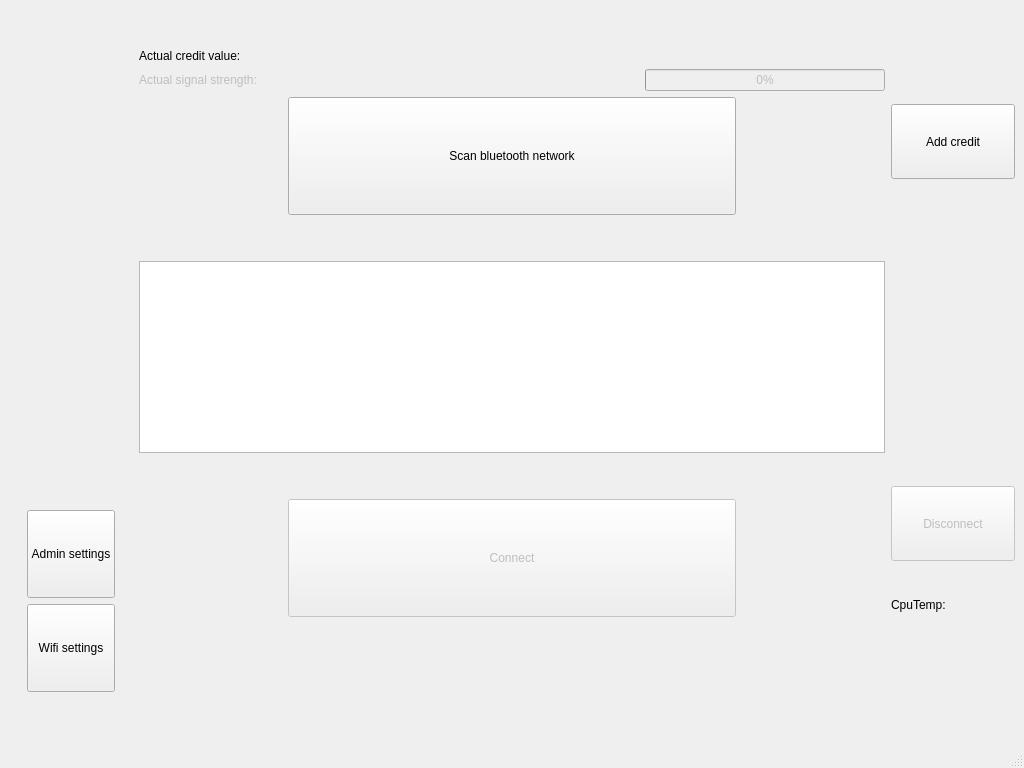
Qt form blue-app/ui/MainWindow.ui (matus-u/sz-bluetooth) before a commit.
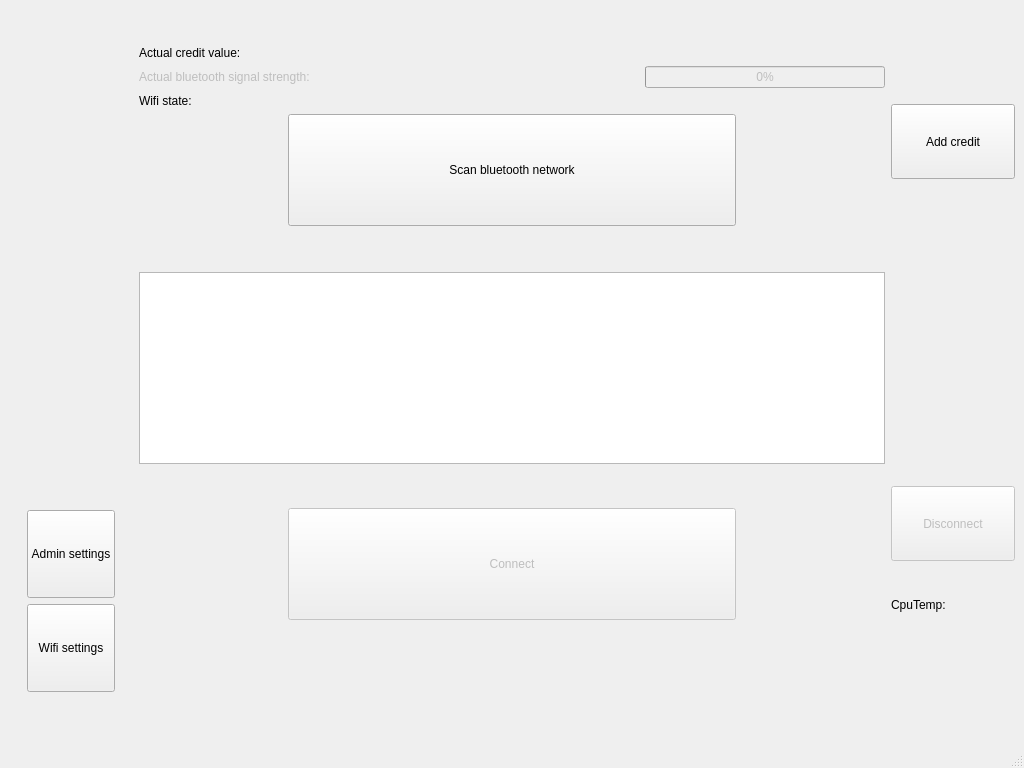
The same form after that commit.

Commit message: add wifi state, add mocks for bluetooth

Patch:
```diff
--- a/blue-app/ui/MainWindow.ui
+++ b/blue-app/ui/MainWindow.ui
@@ -164,7 +164,7 @@
            </size>
           </property>
           <property name="text">
-           <string>Actual signal strength:</string>
+           <string>Actual bluetooth signal strength:</string>
           </property>
          </widget>
         </item>
@@ -178,6 +178,23 @@
           </property>
          </widget>
         </item>
+        <item row="2" column="0">
+         <widget class="QLabel" name="label_2">
+          <property name="text">
+           <string>Wifi state:</string>
+          </property>
+         </widget>
+        </item>
+        <item row="2" column="1">
+         <widget class="QLabel" name="wifiStateLabel">
+          <property name="text">
+           <string/>
+          </property>
+          <property name="alignment">
+           <set>Qt::AlignRight|Qt::AlignTrailing|Qt::AlignVCenter</set>
+          </property>
+         </widget>
+        </item>
        </layout>
       </item>
       <item>
```
The commit also changes 10 other files.
